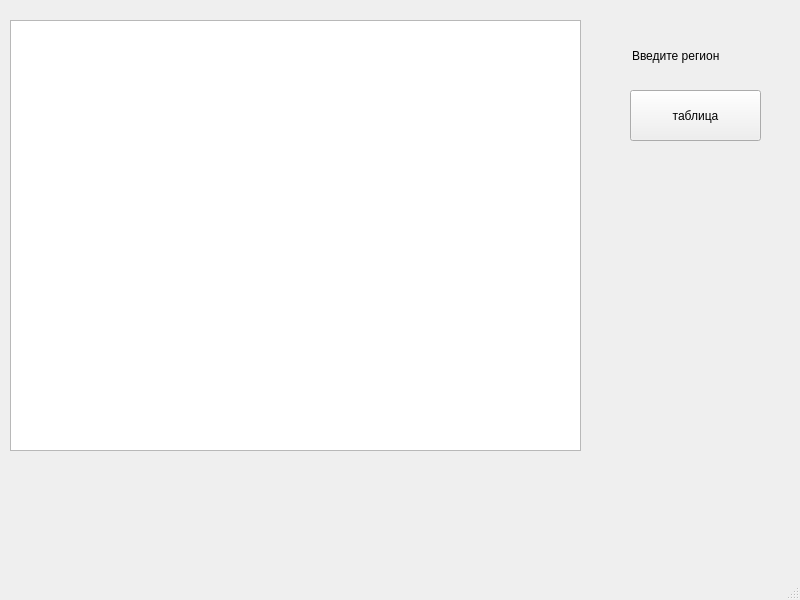
sneryme/region2, file mainwindow.ui: the form before one commit.
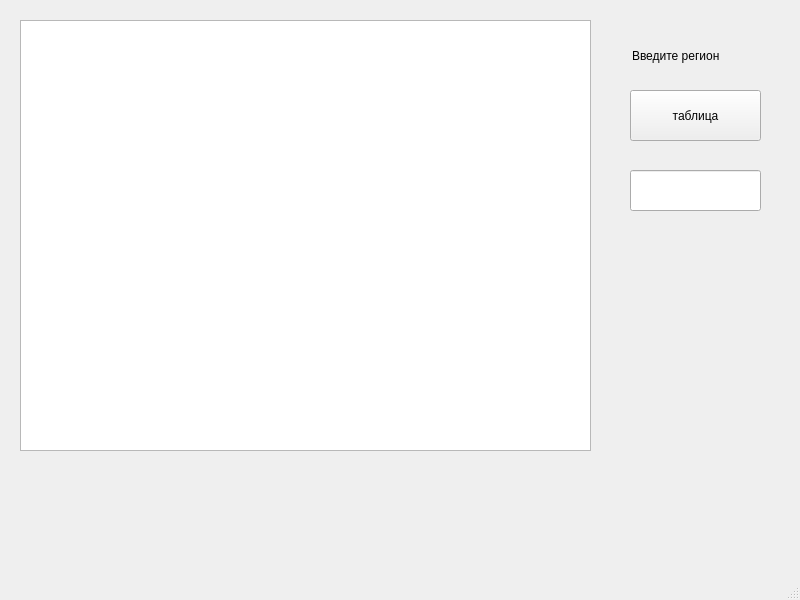
The form after the commit.

Patch:
```diff
--- a/mainwindow.ui
+++ b/mainwindow.ui
@@ -17,7 +17,7 @@
    <widget class="QTableView" name="tableView">
     <property name="geometry">
      <rect>
-      <x>10</x>
+      <x>20</x>
       <y>20</y>
       <width>571</width>
       <height>431</height>
@@ -50,6 +50,16 @@
      <string>Введите регион</string>
     </property>
    </widget>
+   <widget class="QLineEdit" name="line_file_pass">
+    <property name="geometry">
+     <rect>
+      <x>630</x>
+      <y>170</y>
+      <width>131</width>
+      <height>41</height>
+     </rect>
+    </property>
+   </widget>
   </widget>
   <widget class="QMenuBar" name="menubar">
    <property name="geometry">
```
